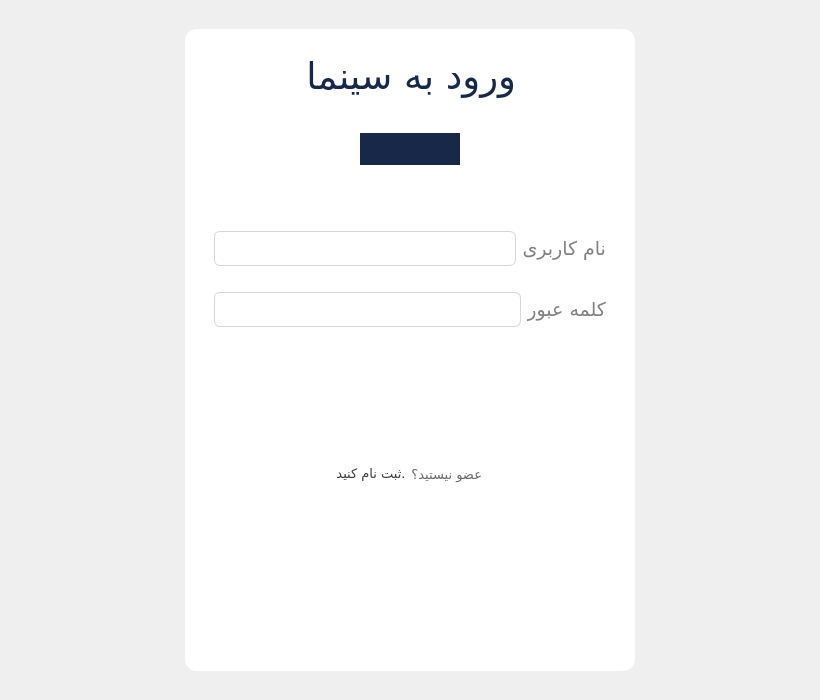
Qt form login.ui (seyedmahdii/cinema_project) before a commit.
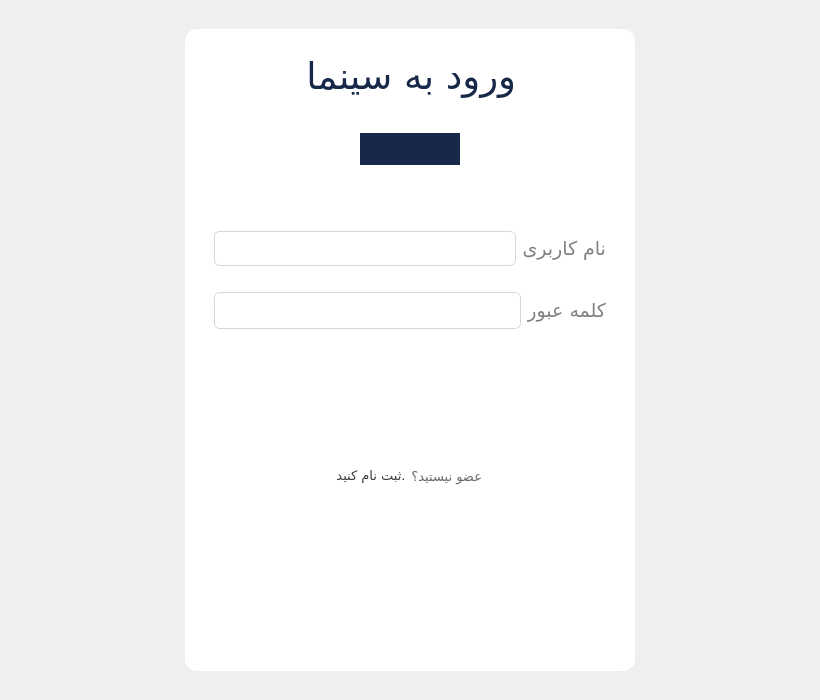
The same form after that commit. Icons and pictures are not drawn.

```diff
--- a/login.ui
+++ b/login.ui
@@ -58,6 +58,20 @@
 	border-radius: 6px;
 	text-align: right;
 }
+#pw_input{
+	border: none;
+}
+#pw_vis_wrapper{
+	border: 1px solid #d6d6d6;
+	border-radius: 6px;
+}
+#un_label, #pw_label, #email_label{
+	color: #818181;
+}
+#pw_visibility_btn{
+	border: none;
+	background-color: transparent;
+}
 #un_label, #pw_label{
 	color: #818181;
 }
@@ -327,6 +341,47 @@
                 <number>0</number>
                </property>
                <item>
+                <widget class="QFrame" name="pw_vis_wrapper">
+                 <property name="frameShape">
+                  <enum>QFrame::StyledPanel</enum>
+                 </property>
+                 <property name="frameShadow">
+                  <enum>QFrame::Raised</enum>
+                 </property>
+                 <layout class="QHBoxLayout" name="horizontalLayout_7">
+                  <property name="leftMargin">
+                   <number>0</number>
+                  </property>
+                  <property name="topMargin">
+                   <number>0</number>
+                  </property>
+                  <property name="rightMargin">
+                   <number>0</number>
+                  </property>
+                  <property name="bottomMargin">
+                   <number>0</number>
+                  </property>
+                  <item>
+                   <widget class="QPushButton" name="pw_visibility_btn">
+                    <property name="cursor">
+                     <cursorShape>PointingHandCursor</cursorShape>
+                    </property>
+                    <property name="text">
+                     <string/>
+                    </property>
+                    <property name="icon">
+                     <iconset resource="Resources.qrc">
+                      <normaloff>:/images/eye-icon.png</normaloff>:/images/eye-icon.png</iconset>
+                    </property>
+                    <property name="iconSize">
+                     <size>
+                      <width>20</width>
+                      <height>20</height>
+                     </size>
+                    </property>
+                   </widget>
+                  </item>
+                  <item>
                 <widget class="QLineEdit" name="pw_input">
                  <property name="maximumSize">
                   <size>
@@ -343,6 +398,9 @@
                  <property name="echoMode">
                   <enum>QLineEdit::Password</enum>
                  </property>
+                   </widget>
+                  </item>
+                 </layout>
                 </widget>
                </item>
                <item>
```
Lines whose indentation alone changed are shown as unchanged.
